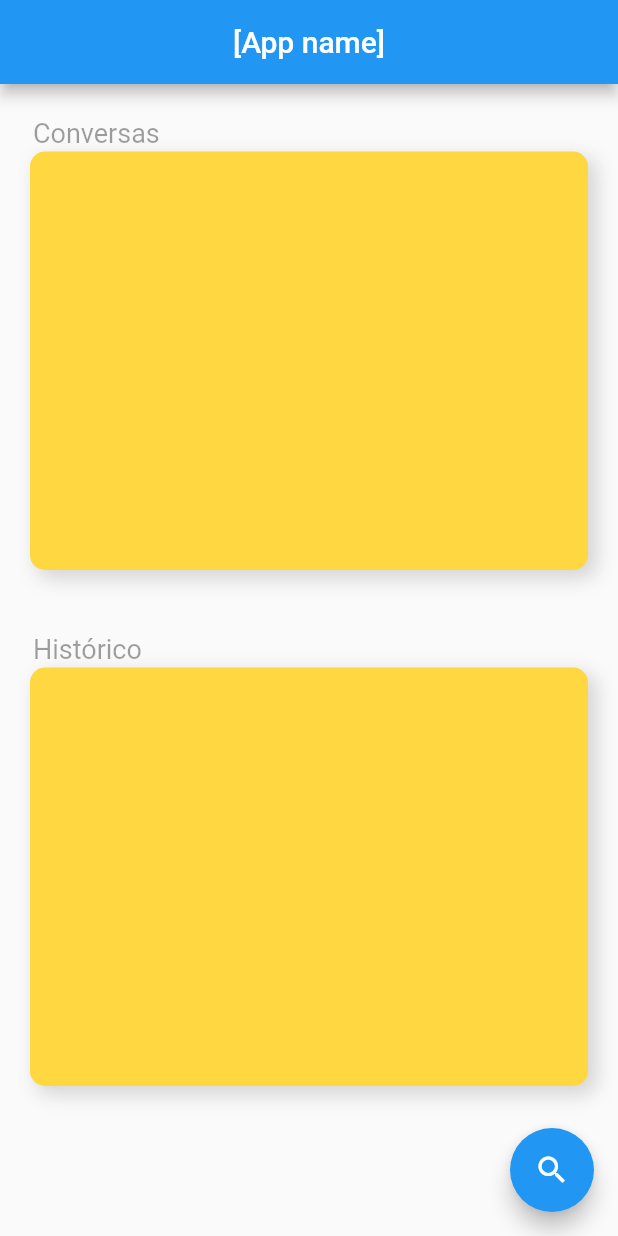
After one commit to TimeLord2010/ServicoEnfermagem, a Flutter app: the MainWindow screen opened directly, on a phone screen of 412 x 824 dp. The commit adds this screen. Run offline on Flutter 3.47's test engine with Material 2 defaults, Android fonts, the phone set to English and light mode, and no system bars; our stand-ins replace toast.

Commit message:
Moved UI widgets to UI folder. Implemented Login Page, Register/PersonalInfo and Main Page

```diff
--- /dev/null
+++ b/lib/UI/mainScreen.dart
@@ -0,0 +1,95 @@
+import 'package:flutter/material.dart';
+
+class MainWindow extends StatefulWidget {
+  @override
+  _MainWindow createState() => _MainWindow();
+}
+
+class _MainWindow extends State<MainWindow> {
+  String email;
+  String pwd;
+  void next() {
+    // Navigator.push(
+    //   context,
+    //   MaterialPageRoute(builder: (context) => Login()),
+    // );
+  }
+
+  Container gerateHeader(String t) {
+    return Container(
+      child: Text(
+        t,
+        style: TextStyle(color: Colors.black38, fontSize: 18),
+      ),
+      alignment: Alignment.centerLeft,
+      margin: EdgeInsets.all(2),
+    );
+  }
+
+  Container generateBox() {
+    return Container(
+      //color: Colors.amberAccent,
+      decoration: BoxDecoration(
+          color: Colors.amberAccent,
+          boxShadow: [
+            BoxShadow(
+                color: Colors.grey.withOpacity(0.4),
+                spreadRadius: 1,
+                blurRadius: 10,
+                offset: Offset(5, 5))
+          ],
+          // border: Border.all(
+          //   color: Colors.transparent,
+          // ),
+          borderRadius: BorderRadius.all(Radius.circular(10))),
+    );
+  }
+
+  @override
+  Widget build(BuildContext context) {
+    //Navigator.removeRouteBelow(context, ModalRoute.of(context));
+    return Scaffold(
+      floatingActionButton: FloatingActionButton(
+        child: Icon(Icons.search),
+        onPressed: () {},
+      ),
+      appBar: AppBar(
+        automaticallyImplyLeading: false,
+        title: Text('[App name]'),
+        centerTitle: true,
+        actions: [],
+      ),
+      body: Container(
+          margin: EdgeInsets.all(20.0),
+          child: Column(
+            children: [
+              Expanded(
+                  child: Container(
+                margin: EdgeInsets.fromLTRB(0, 0, 0, 20),
+                child: Column(
+                  children: [
+                    gerateHeader("Conversas"),
+                    Expanded(child: generateBox()),
+                  ],
+                ),
+              )),
+              //),
+              Expanded(
+                child: Container(
+                  margin: EdgeInsets.fromLTRB(0, 20, 0, 0),
+                  child: Column(
+                    children: [
+                      gerateHeader("Histórico"),
+                      Expanded(child: generateBox())
+                    ],
+                  ),
+                ),
+              ),
+              Container(
+                height: 80,
+              )
+            ],
+          )),
+    );
+  }
+}
```
Also changed, not shown: lib/UI/Custom Widgets/passwordWidget.dart (renamed from lib/Custom Widgets/passwordWidget.dart, +18 -6 lines), lib/UI/Register/1-registerCredentials.dart (renamed from lib/Register/registerCredentials.dart, +18 -10 lines), lib/UI/Register/2-checkEmail.dart (renamed from lib/Register/checkEmail.dart, +2 -23 lines), lib/UI/Register/3-personalInfo.dart (added, +52 -0 lines), lib/UI/login.dart (added, +84 -0 lines), lib/UI/welcome.dart (added, +82 -0 lines), lib/main.dart (+1 -86 lines), lib/welcome.dart (deleted, +0 -80 lines).
